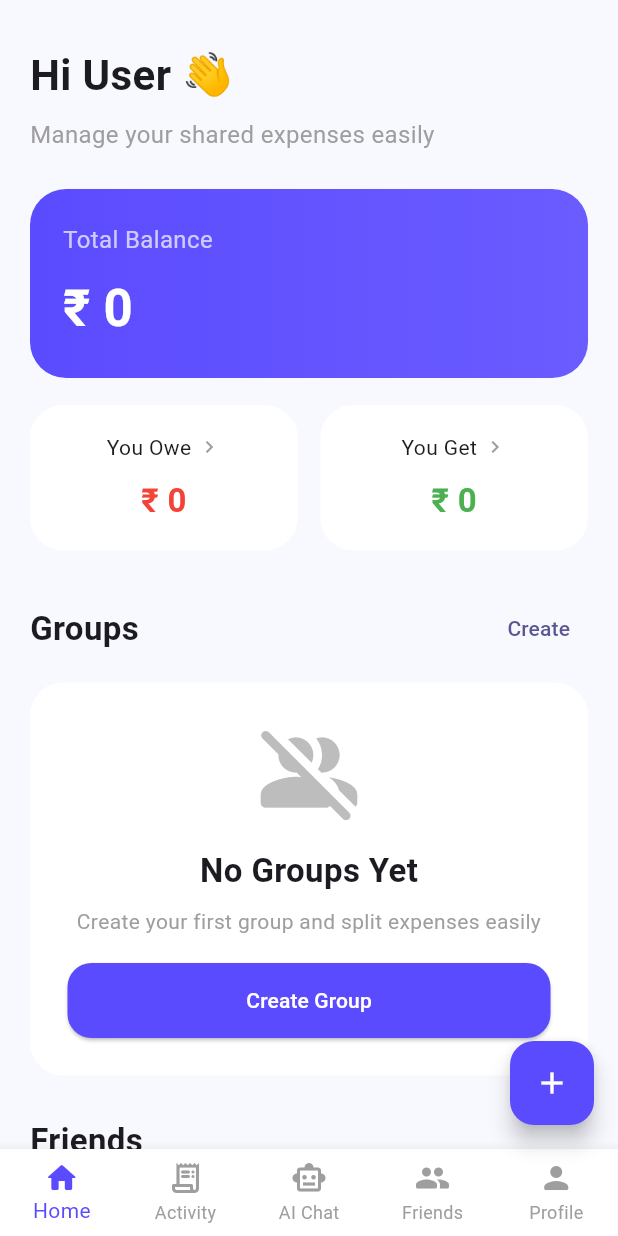
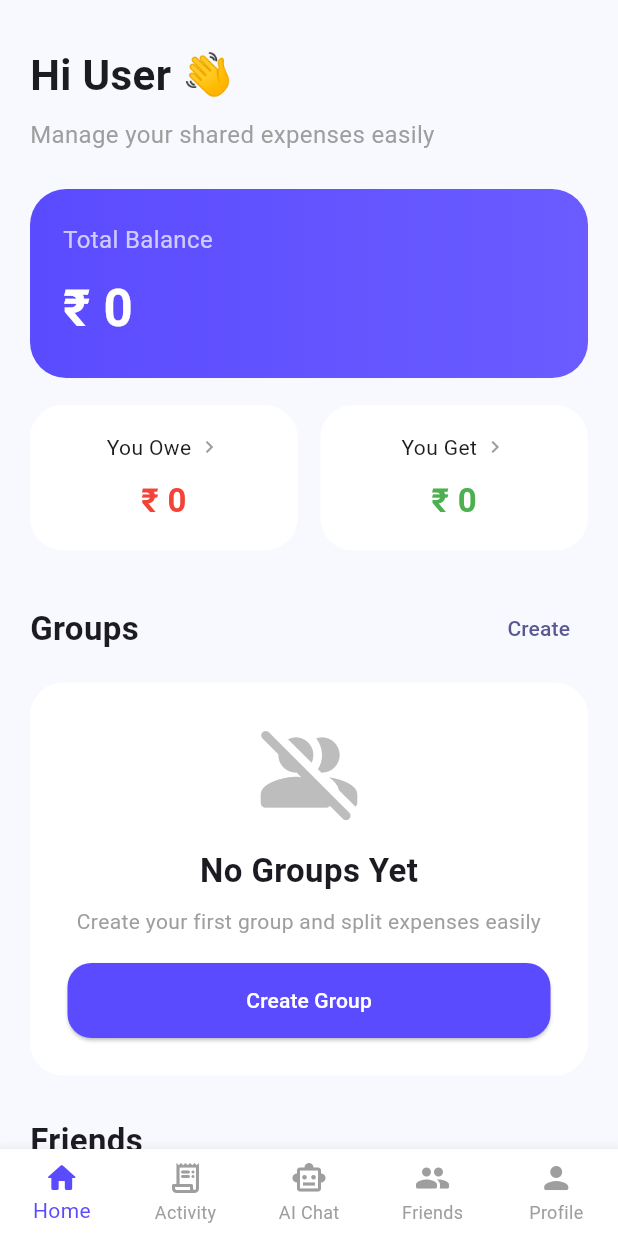
Before and after one commit to kagithamahesh/splitwise_frontend, a Flutter app: the HomeScreen screen opened directly, on a phone screen of 412 x 824 dp. Run offline on Flutter 3.47's test engine with Material 3 defaults, Android fonts, the phone set to English and light mode, and no system bars; our stand-ins replace image_picker, shared_preferences; accounts and stored records are empty; network calls fail.

Commit message:
Just icon hide

```diff
--- a/lib/screens/home_screen.dart
+++ b/lib/screens/home_screen.dart
@@ -124,11 +124,11 @@ class _HomeScreenState extends State<HomeScreen> {
               children: pages,
             ),
 
-      floatingActionButton: FloatingActionButton(
-        backgroundColor: const Color(0xff5B4BFF),
-        child: const Icon(Icons.add, color: Colors.white),
-        onPressed: () {},
-      ),
+      // floatingActionButton: FloatingActionButton(
+      //   backgroundColor: const Color(0xff5B4BFF),
+      //   child: const Icon(Icons.add, color: Colors.white),
+      //   onPressed: () {},
+      // ),
 
       bottomNavigationBar: BottomNavigationBar(
         currentIndex: selectedIndex,
```
